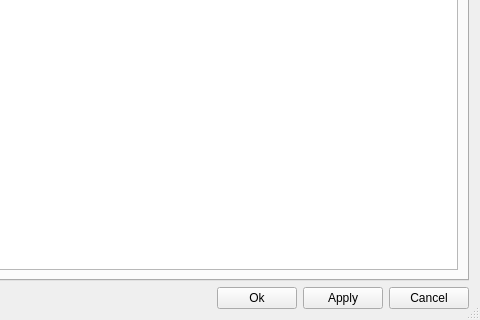
First picture: the form in gui/text/alter/alterdialog.ui, repository matoom/frostbite, before the edit; both pictures show x 428 to 908 and y 264 to 584 of the 908 by 584 pixel window.
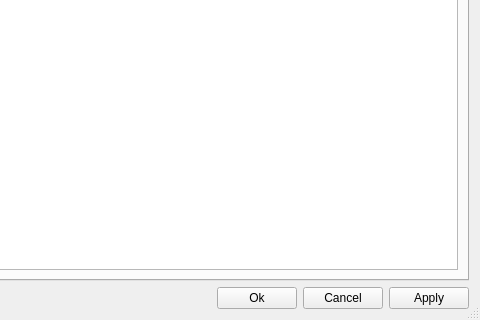
Second picture: the form after the edit. Icons and pictures are not drawn.

The edit to the form file:
```diff
--- a/gui/text/alter/alterdialog.ui
+++ b/gui/text/alter/alterdialog.ui
@@ -144,16 +144,16 @@
       </widget>
      </item>
      <item>
-      <widget class="QPushButton" name="applyButton">
+      <widget class="QPushButton" name="cancelButton">
        <property name="text">
-        <string>Apply</string>
+        <string>Cancel</string>
        </property>
       </widget>
      </item>
      <item>
-      <widget class="QPushButton" name="cancelButton">
+      <widget class="QPushButton" name="applyButton">
        <property name="text">
-        <string>Cancel</string>
+        <string>Apply</string>
        </property>
       </widget>
      </item>
```
